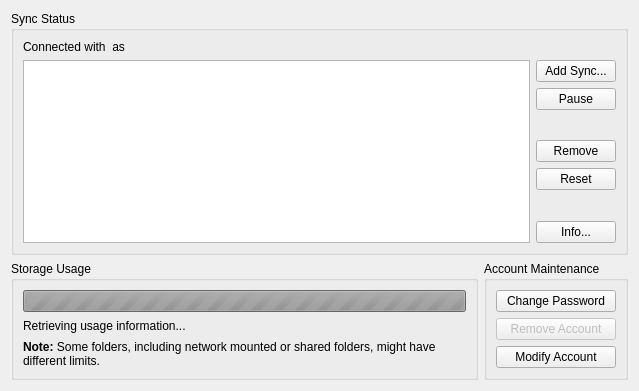
The window that src/mirall/accountsettings.ui (nextcloud/desktop) describes before a commit, drawn with Qt 5.
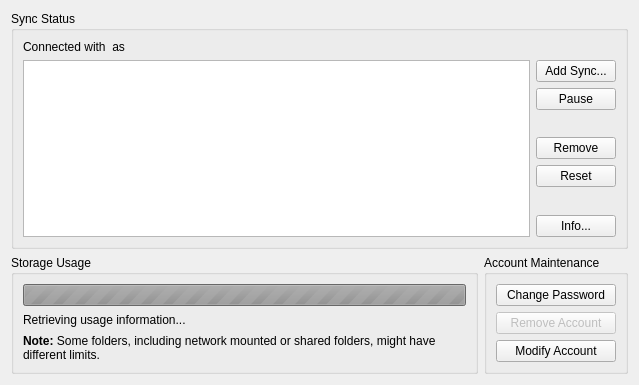
The same window after the commit.

Commit message: General Settings: Fix spacing in layout

Patch:
```diff
--- a/src/mirall/accountsettings.ui
+++ b/src/mirall/accountsettings.ui
@@ -7,7 +7,7 @@
     <x>0</x>
     <y>0</y>
     <width>639</width>
-    <height>391</height>
+    <height>385</height>
    </rect>
   </property>
   <property name="windowTitle">
```
The commit also changes 1 other file.
